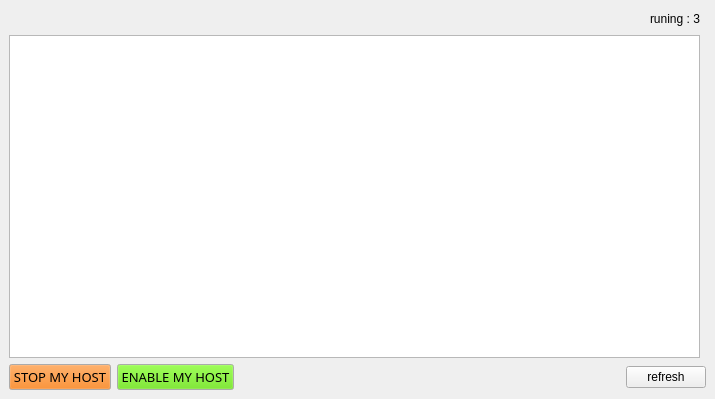
aumanimationstudios/rbhus, file rbhusUI/lib/rbhusHostMod.ui: the form before one commit.
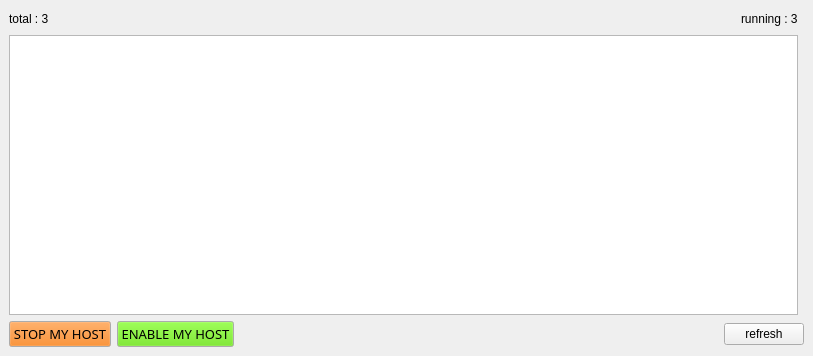
The form after the commit.

Diff of the .ui file:
```diff
--- a/rbhusUI/lib/rbhusHostMod.ui
+++ b/rbhusUI/lib/rbhusHostMod.ui
@@ -6,8 +6,8 @@
    <rect>
     <x>0</x>
     <y>0</y>
-    <width>715</width>
-    <height>399</height>
+    <width>813</width>
+    <height>356</height>
    </rect>
   </property>
   <property name="sizePolicy">
@@ -276,6 +276,16 @@
     </item>
     <item row="0" column="0">
      <layout class="QHBoxLayout" name="horizontalLayout">
+      <item>
+       <widget class="QLabel" name="LabelTotal">
+        <property name="layoutDirection">
+         <enum>Qt::LeftToRight</enum>
+        </property>
+        <property name="text">
+         <string>total : 3</string>
+        </property>
+       </widget>
+      </item>
       <item>
        <spacer name="horizontalSpacer_2">
         <property name="orientation">
@@ -295,7 +305,7 @@
          <enum>Qt::LeftToRight</enum>
         </property>
         <property name="text">
-         <string>runing : 3</string>
+         <string>running : 3</string>
         </property>
        </widget>
       </item>
```
